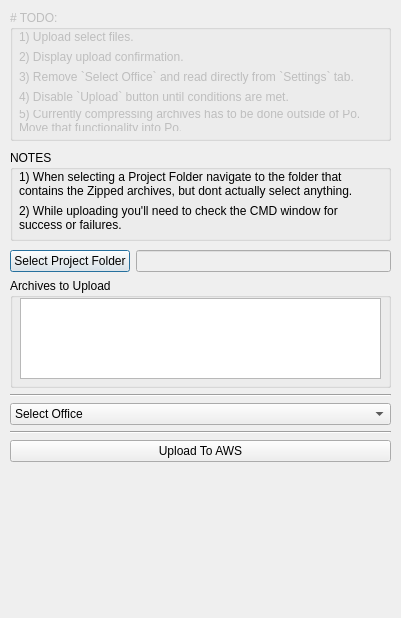
First picture: the form in po/project_upload_dialog.ui, repository najar1412/po, before the edit.
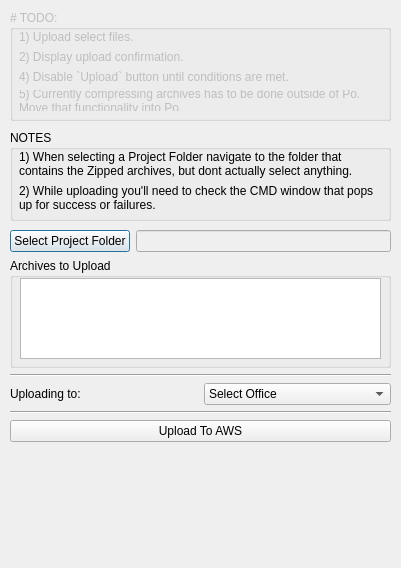
Second picture: the form after the edit.

What changed in the file:
```diff
--- a/po/project_upload_dialog.ui
+++ b/po/project_upload_dialog.ui
@@ -7,7 +7,7 @@
     <x>0</x>
     <y>0</y>
     <width>401</width>
-    <height>618</height>
+    <height>568</height>
    </rect>
   </property>
   <property name="sizePolicy">
@@ -26,9 +26,9 @@
    <property name="geometry">
     <rect>
      <x>10</x>
-     <y>250</y>
+     <y>230</y>
      <width>381</width>
-     <height>312</height>
+     <height>261</height>
     </rect>
    </property>
    <layout class="QVBoxLayout" name="verticalLayout">
@@ -93,6 +93,15 @@
      </widget>
     </item>
     <item>
+     <layout class="QHBoxLayout" name="horizontalLayout_2">
+      <item>
+       <widget class="QLabel" name="label">
+        <property name="text">
+         <string>Uploading to:</string>
+        </property>
+       </widget>
+      </item>
+      <item>
      <widget class="QComboBox" name="cb_office">
       <item>
        <property name="text">
@@ -116,6 +125,8 @@
       </item>
      </widget>
     </item>
+     </layout>
+    </item>
     <item>
      <widget class="Line" name="line">
       <property name="orientation">
@@ -152,7 +163,7 @@
    <property name="geometry">
     <rect>
      <x>10</x>
-     <y>150</y>
+     <y>130</y>
      <width>381</width>
      <height>91</height>
     </rect>
@@ -183,7 +194,7 @@
      <item>
       <widget class="QLabel" name="label_10">
        <property name="text">
-        <string>2) While uploading you'll need to check the CMD window for success or failures.</string>
+        <string>2) While uploading you'll need to check the CMD window that pops up for success or failures.</string>
        </property>
        <property name="wordWrap">
         <bool>true</bool>
@@ -202,7 +213,7 @@
      <x>10</x>
      <y>10</y>
      <width>381</width>
-     <height>131</height>
+     <height>111</height>
     </rect>
    </property>
    <property name="autoFillBackground">
@@ -223,7 +234,7 @@
       <x>9</x>
       <y>20</y>
       <width>361</width>
-      <height>101</height>
+      <height>81</height>
      </rect>
     </property>
     <layout class="QVBoxLayout" name="verticalLayout_2">
@@ -247,16 +258,6 @@
        </property>
       </widget>
      </item>
-     <item>
-      <widget class="QLabel" name="label_8">
-       <property name="text">
-        <string>3) Remove `Select Office` and read directly from `Settings` tab.</string>
-       </property>
-       <property name="wordWrap">
-        <bool>true</bool>
-       </property>
-      </widget>
-     </item>
      <item>
       <widget class="QLabel" name="label_9">
        <property name="text">
```
Lines whose indentation alone changed are shown as unchanged.
